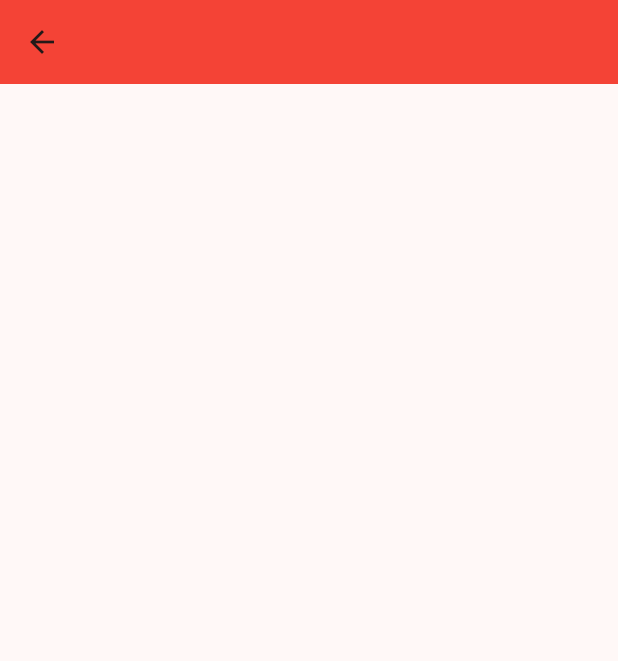
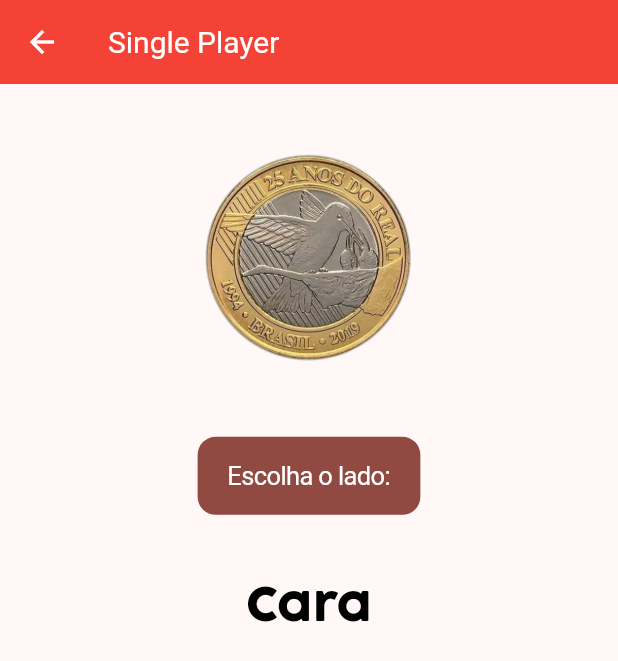
Before and after one commit to PsSergio/Coin-Flip-Futter, a Flutter app: the screen it shows after launch, after a tap on "SinglePlayer", on a phone screen of 412 x 824 dp. Shown: the top 661 px of the screen. Run offline on Flutter 3.47's test engine with Material 3 defaults, Android fonts, the phone set to English and light mode, and no system bars.

Commit message:
feat: SinglePlayerPage Picker finished

```diff
--- a/coin_flip/lib/home_page.dart
+++ b/coin_flip/lib/home_page.dart
@@ -23,7 +23,6 @@ class HomePageState extends State<HomePage> {
           child: Column(
             mainAxisAlignment: MainAxisAlignment.center,
             children: [
-              // Image(image: AssetImage('images/cara.png'),),
 
               Text(
                 'Coin Flip',
--- a/coin_flip/lib/single_player.dart
+++ b/coin_flip/lib/single_player.dart
@@ -1,3 +1,4 @@
+import 'package:flutter/cupertino.dart';
 import 'package:flutter/material.dart';
 
 class SinglePlayerPage extends StatefulWidget{
@@ -9,10 +10,52 @@ class SinglePlayerPage extends StatefulWidget{
 }
 
 class SinglePlayerPageState extends State<SinglePlayerPage>{
+  String selectedValue = 'Cara';
+
+  List possibleValues = ['Cara', 'Coroa'];
+
   @override
   Widget build(BuildContext context) {
     return Scaffold(
-      appBar: AppBar(backgroundColor: Colors.red,),
+
+      appBar: AppBar(backgroundColor: Colors.red, iconTheme: IconThemeData(color: Colors.white), title: Text('Single Player', style: TextStyle(color: Colors.white, fontSize: 20),),),
+
+      body: Center(
+        child: Column(
+          children: [
+
+            Image(image: AssetImage('images/cara.png'),),
+
+            CupertinoButton.filled(
+              disabledColor: Colors.white,
+              child: Text('Escolha o lado:'),
+              onPressed: () => showCupertinoModalPopup(
+                context: context,
+                builder: (_) => SizedBox(
+                  width: double.infinity,
+                  height: 250,
+                  child: CupertinoPicker(
+                    backgroundColor: Colors.white,
+                    itemExtent: 30,
+                    scrollController: FixedExtentScrollController(initialItem: 0),
+                    children: [
+                      Text('Cara'),
+                      Text('Coroa'),
+                    ],
+                    onSelectedItemChanged: (int value) {setState(() {
+                      selectedValue = possibleValues[value];
+                    });},
+                  ),
+                )
+              ),
+            ),
+            Container(height: 40,),
+
+            Text(selectedValue, style: TextStyle(color: Colors.black, fontSize: 30, fontFamily: 'Cocogoose'),),
+
+            // ElevatedButton(onPressed: onPressed, child: child)
+
+          ],),),
 
 
     );
```
